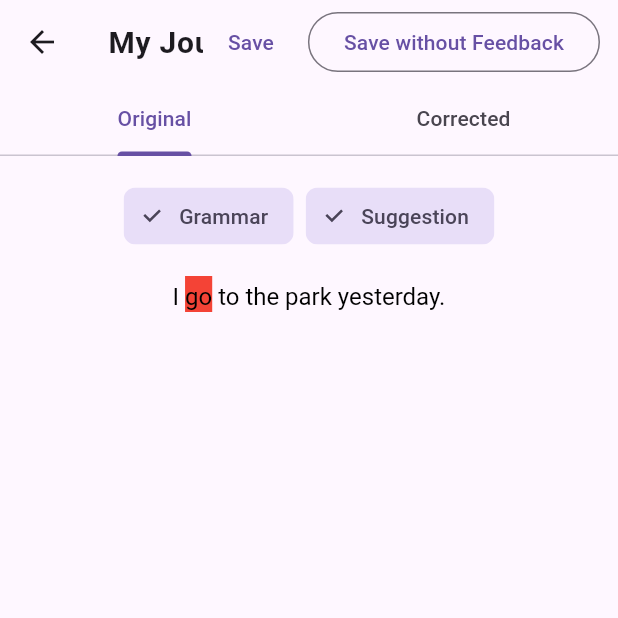
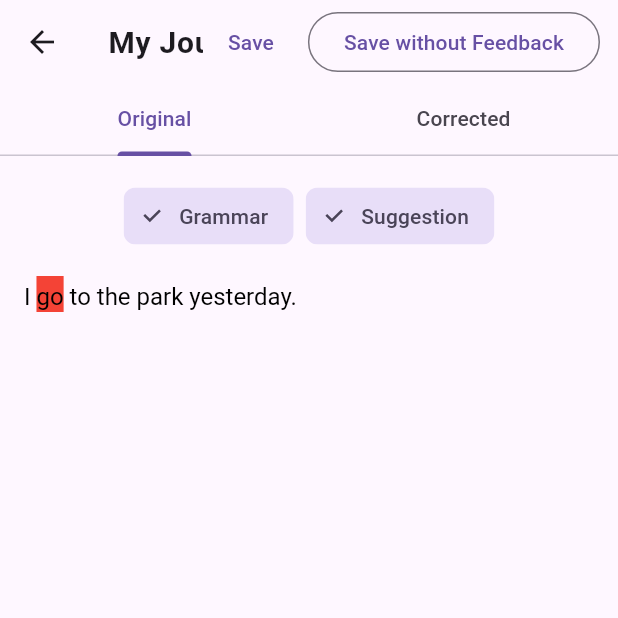
Before and after one commit to adolfogutman005/dailylingo, a Flutter app: the FeedbackPage screen opened directly, on a phone screen of 412 x 824 dp, the top half of it. Run offline on Flutter 3.47's test engine with Material 3 defaults, Android fonts, the phone set to English and light mode, and no system bars; missing offline and left inert: pdfx.

Commit message:
showing original text alligned to the left

```diff
--- a/lib/journaling/feedback_page.dart
+++ b/lib/journaling/feedback_page.dart
@@ -151,7 +151,9 @@ class _FeedbackPageState extends State<FeedbackPage>
       );
     }
 
-    return RichText(
+    return Align(
+      alignment: Alignment.centerLeft,
+      child: RichText(
         text: TextSpan(
           style: const TextStyle(
             fontSize: 16,
@@ -159,6 +161,7 @@ class _FeedbackPageState extends State<FeedbackPage>
             color: Colors.black,
           ),
           children: spans,
+        ),
       ),
     );
   }
@@ -270,6 +273,7 @@ class _FeedbackPageState extends State<FeedbackPage>
           const SizedBox(width: 6),
           OutlinedButton(
             onPressed: () {
+              // Add Database Saving Logic
               Navigator.pop(context);
             },
             child: const Text("Save without Feedback"),
```
Lines whose indentation alone changed are shown as unchanged.
